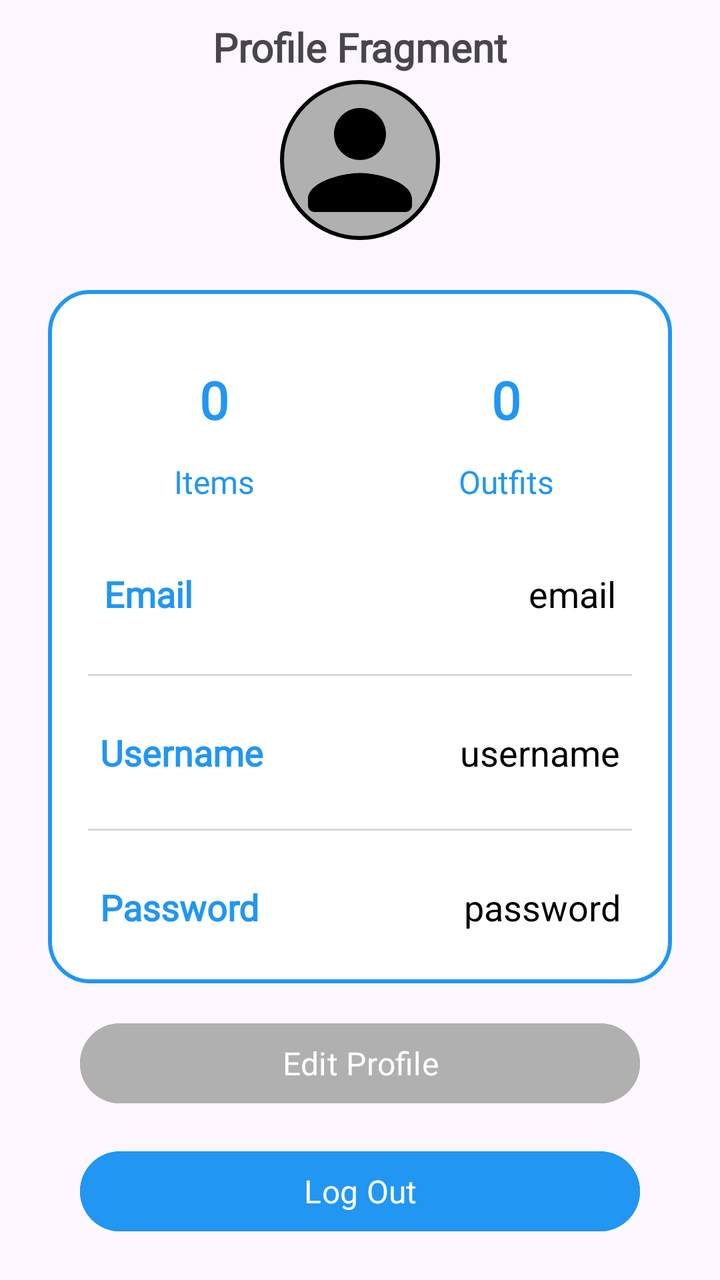
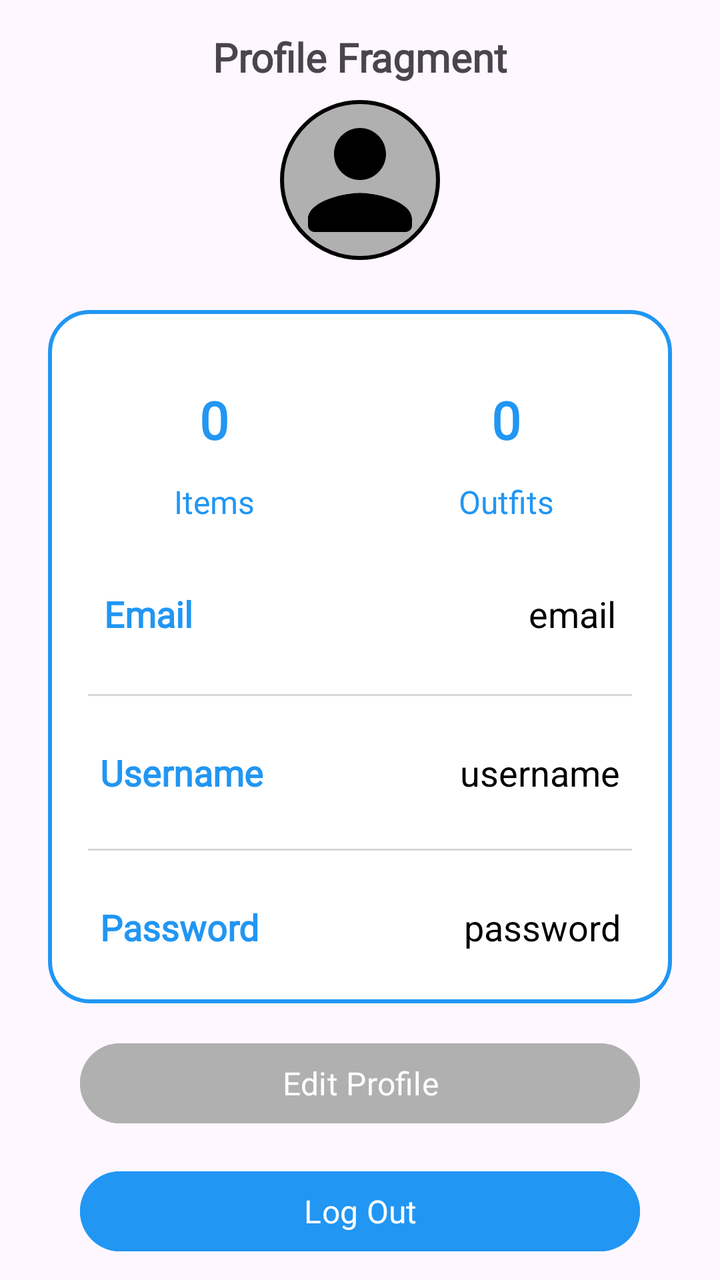

Compare the two renders of this Android layout. The source of the first and the diff that turns it into the second are given below.
<!-- AndroidManifest.xml: application theme Theme.StyleWIZ_vol2 -->
<!-- res/layout/fragment_profile.xml -->
<?xml version="1.0" encoding="utf-8"?>
<androidx.constraintlayout.widget.ConstraintLayout
    xmlns:android="http://schemas.android.com/apk/res/android"
    xmlns:tools="http://schemas.android.com/tools"
    android:layout_width="match_parent"
    android:layout_height="match_parent"
    xmlns:app="http://schemas.android.com/apk/res-auto"
    tools:context=".ProfileFragment">

    

    


    



    <com.google.android.material.imageview.ShapeableImageView
        android:layout_width="80dp"
        android:layout_height="80dp"
        android:id="@id/profileImg"
        android:background="@color/gray"
        android:src="@drawable/round_person_24"
        app:cardCornerRadius="40dp"
        android:padding="1dp"
        app:strokeColor="@color/black"
        app:strokeWidth="2dp"
        app:shapeAppearanceOverlay="@style/circular"
        android:layout_marginTop="40dp"
        app:layout_constraintStart_toStartOf="parent"
        app:layout_constraintEnd_toEndOf="parent"
        app:layout_constraintTop_toTopOf="parent"/>


    <LinearLayout
        android:layout_width="match_parent"
        android:layout_height="wrap_content"
        android:id="@+id/linearLayout"
        android:orientation="vertical"
        android:padding="10dp"
        android:background="@drawable/white_background"
        android:layout_marginStart="24dp"
        android:layout_marginEnd="24dp"
        android:layout_marginTop="25dp"
        app:layout_constraintEnd_toEndOf="parent"
        app:layout_constraintStart_toStartOf="parent"
        app:layout_constraintTop_toBottomOf="@id/profileImg">

        <LinearLayout
            android:layout_width="match_parent"
            android:layout_height="wrap_content"
            android:orientation="horizontal">

            <LinearLayout
                android:layout_width="wrap_content"
                android:layout_height="wrap_content"
                android:layout_margin="10dp"
                android:layout_weight="1"
                android:elevation="5dp"
                android:padding="5dp"
                android:gravity="center"
                android:orientation="vertical">

                <TextView
                    android:layout_width="80dp"
                    android:layout_height="60dp"
                    android:id="@+id/itemsNumber"
                    android:text="0"
                    android:gravity="center"
                    android:textAlignment="center"
                    android:textColor="@color/blue"
                    android:textSize="26dp"
                    android:textStyle="bold"
                    android:fontFamily="@font/roboto"/>

                <TextView
                    android:layout_width="match_parent"
                    android:layout_height="wrap_content"
                    android:id="@+id/Items"
                    android:text="Items"
                    android:textAlignment="center"
                    android:textColor="@color/blue"
                    android:textSize="16dp"
                    android:fontFamily="@font/roboto"/>



            </LinearLayout>

            <LinearLayout
                android:layout_width="wrap_content"
                android:layout_height="wrap_content"
                android:layout_margin="10dp"
                android:layout_weight="1"
                android:elevation="5dp"
                android:padding="5dp"
                android:gravity="center"
                android:orientation="vertical">

                <TextView
                    android:layout_width="80dp"
                    android:layout_height="60dp"
                    android:id="@+id/outfitsNumber"
                    android:text="0"
                    android:gravity="center"
                    android:textAlignment="center"
                    android:textColor="@color/blue"
                    android:textSize="26dp"
                    android:textStyle="bold"
                    android:fontFamily="@font/roboto"/>

                <TextView
                    android:layout_width="match_parent"
                    android:layout_height="wrap_content"
                    android:id="@+id/Outfits"
                    android:text="Outfits"
                    android:textAlignment="center"
                    android:textColor="@color/blue"
                    android:textSize="16dp"
                    android:fontFamily="@font/roboto"/>



            </LinearLayout>

        </LinearLayout>

        <LinearLayout
            android:layout_width="match_parent"
            android:layout_height="match_parent"
            android:padding="8dp"
            android:layout_marginLeft="10dp"
            android:layout_marginRight="10dp"
            android:layout_marginBottom="10dp"
            android:layout_marginTop="10dp"
            android:orientation="horizontal">



            <TextView
                android:layout_width="wrap_content"
                android:layout_height="wrap_content"
                android:id="@+id/email"
                android:layout_weight="1"
                android:text="Email"
                android:textStyle="bold"
                android:textColor="@color/blue"
                android:textSize="18dp"
                android:fontFamily="@font/roboto"/>

            <TextView
                android:layout_width="wrap_content"
                android:layout_height="wrap_content"
                android:id="@+id/profileEmail"
                android:text="email"
                android:layout_weight="1"
                android:textAlignment="viewEnd"
                android:textColor="@color/black"
                android:textSize="18sp"/>


        </LinearLayout>

        <androidx.appcompat.widget.AppCompatImageView
            android:layout_width="match_parent"
            android:layout_height="1dp"
            android:layout_margin="10dp"
            android:alpha="0.5"
            android:background="@color/gray"/>

        <LinearLayout
            android:layout_width="match_parent"
            android:layout_height="match_parent"
            android:layout_margin="8dp"
            android:padding="8dp"
            android:orientation="horizontal">


            <TextView
                android:layout_width="wrap_content"
                android:layout_height="wrap_content"
                android:id="@+id/username"
                android:layout_weight="1"
                android:text="Username"
                android:textStyle="bold"
                android:textColor="@color/blue"
                android:textSize="18dp"
                android:fontFamily="@font/roboto"/>

            <TextView
                android:layout_width="wrap_content"
                android:layout_height="wrap_content"
                android:id="@+id/profileUsername"
                android:text="username"
                android:layout_weight="1"
                android:textAlignment="viewEnd"
                android:textColor="@color/black"
                android:textSize="18sp"/>


        </LinearLayout>

        <androidx.appcompat.widget.AppCompatImageView
            android:layout_width="match_parent"
            android:layout_height="1dp"
            android:layout_margin="10dp"
            android:alpha="0.5"
            android:background="@color/gray"/>

        <LinearLayout
            android:layout_width="match_parent"
            android:layout_height="match_parent"
            android:layout_margin="8dp"
            android:padding="8dp"
            android:orientation="horizontal">


            <TextView
                android:layout_width="wrap_content"
                android:layout_height="wrap_content"
                android:id="@+id/password"
                android:layout_weight="1"
                android:text="Password"
                android:textStyle="bold"
                android:textColor="@color/blue"
                android:textSize="18dp"
                android:fontFamily="@font/roboto"/>

            <TextView
                android:layout_width="wrap_content"
                android:layout_height="wrap_content"
                android:id="@+id/profilePassword"
                android:text="password"
                android:layout_weight="1"
                android:textAlignment="viewEnd"
                android:textColor="@color/black"
                android:textSize="18sp"/>


        </LinearLayout>




    </LinearLayout>



    <TextView
        android:id="@+id/fragment_name"
        android:layout_width="wrap_content"
        android:layout_height="wrap_content"
        android:fontFamily="@font/roboto"
        android:text="Profile Fragment"
        android:layout_marginTop="10dp"
        android:textSize="20sp"
        android:textStyle="bold"
        app:layout_constraintEnd_toEndOf="parent"
        app:layout_constraintStart_toStartOf="parent"
        app:layout_constraintTop_toTopOf="parent" />



    
    <Button
        android:id="@+id/editProfile_button"
        android:layout_width="0dp"
        android:layout_height="48dp"
        android:layout_margin="16dp"
        android:fontFamily="@font/roboto"
        android:backgroundTint="@color/gray"
        android:text="Edit Profile"
        android:textColor="#FFFFFF"
        android:textSize="16sp"
        app:layout_constraintEnd_toEndOf="@id/linearLayout"
        app:layout_constraintStart_toStartOf="@id/linearLayout"
        app:layout_constraintTop_toBottomOf="@id/linearLayout" />

    
    <Button
        android:id="@+id/logout_button"
        android:layout_width="0dp"
        android:layout_height="48dp"
        android:layout_margin="16dp"
        android:backgroundTint="@color/blue"
        android:fontFamily="@font/roboto"
        android:text="Log Out"
        android:textColor="#FFFFFF"
        android:textSize="16sp"
        app:layout_constraintTop_toBottomOf="@id/editProfile_button"
        app:layout_constraintStart_toStartOf="@id/linearLayout"
        app:layout_constraintEnd_toEndOf="@id/linearLayout"/>

</androidx.constraintlayout.widget.ConstraintLayout>
<!-- resources referenced by this layout -->
<resources>
  <color name="black">#FF000000</color>
  <color name="blue">#2196F3</color>
  <color name="gray">#B0B0B0</color>
  <!-- drawable round_person_24 (drawable) -->
  <vector android:height="24dp" android:tint="#000000"
      android:viewportHeight="24" android:viewportWidth="24"
      android:width="24dp" xmlns:android="http://schemas.android.com/apk/res/android">
      <path android:fillColor="@android:color/white" android:pathData="M12,12c2.21,0 4,-1.79 4,-4s-1.79,-4 -4,-4 -4,1.79 -4,4 1.79,4 4,4zM12,14c-2.67,0 -8,1.34 -8,4v1c0,0.55 0.45,1 1,1h14c0.55,0 1,-0.45 1,-1v-1c0,-2.66 -5.33,-4 -8,-4z"/>
  </vector>
  <!-- drawable white_background (drawable) -->
  <?xml version="1.0" encoding="utf-8"?>
  <selector xmlns:android="http://schemas.android.com/apk/res/android">
      <item>
  
          <shape
              android:shape="rectangle">
  
              <solid
                  android:color="@color/white"/>
  
              <corners
                  android:radius="20sp"/>
  
              <stroke
                  android:width="2dp"
                  android:color="@color/blue"/>
  
          </shape>
  
      </item>
  
  </selector>
  <style name="circular">
          <item name="cornerSize">50%</item>
      </style>
  <style name="Theme.StyleWIZ_vol2" parent="Base.Theme.StyleWIZ_vol2" />
  <color name="white">#FFFFFFFF</color>
  <style name="Base.Theme.StyleWIZ_vol2" parent="Theme.Material3.DayNight.NoActionBar">
          
          
      </style>
</resources>

<!-- the commit's change to res/layout/fragment_profile.xml (unified diff, before → after) -->
@@ -27,7 +27,7 @@
         app:strokeColor="@color/black"
         app:strokeWidth="2dp"
         app:shapeAppearanceOverlay="@style/circular"
-        android:layout_marginTop="40dp"
+        android:layout_marginTop="50dp"
         app:layout_constraintStart_toStartOf="parent"
         app:layout_constraintEnd_toEndOf="parent"
         app:layout_constraintTop_toTopOf="parent"/>
@@ -253,7 +253,7 @@
         android:layout_height="wrap_content"
         android:fontFamily="@font/roboto"
         android:text="Profile Fragment"
-        android:layout_marginTop="10dp"
+        android:layout_marginTop="15dp"
         android:textSize="20sp"
         android:textStyle="bold"
         app:layout_constraintEnd_toEndOf="parent"
